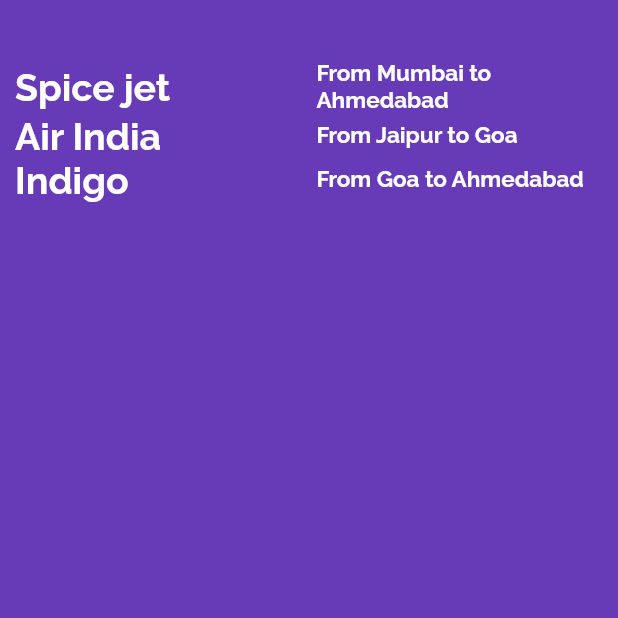
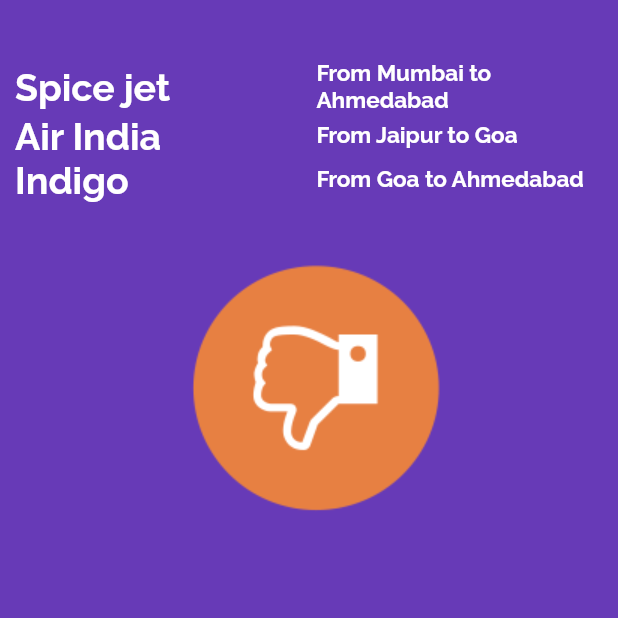
Before and after one commit to rudrik/flutter_learning, a Flutter app: the screen it shows after launch, on a phone screen of 412 x 824 dp, the top half of it. Run offline on Flutter 3.47's test engine with Material 2 defaults, Android fonts, the phone set to English and light mode, and no system bars.

Commit message:
ImageAsset -- Added a image in the Container.

```diff
--- a/lib/app_screens/home.dart
+++ b/lib/app_screens/home.dart
@@ -93,8 +93,18 @@ class Home extends StatelessWidget {
                       ),
                     )
                   ],
-                )
+                ),
+                FlightImageAsset()
               ],
             )));
   }
 }
+
+class FlightImageAsset extends StatelessWidget {
+  @override
+  Widget build(BuildContext context) {
+    AssetImage assetImage = AssetImage('images/ic_dislike.png');
+    Image image = Image(image: assetImage, width: 250.0, height: 250.0);
+    return Container(child: image);
+  }
+}
```
